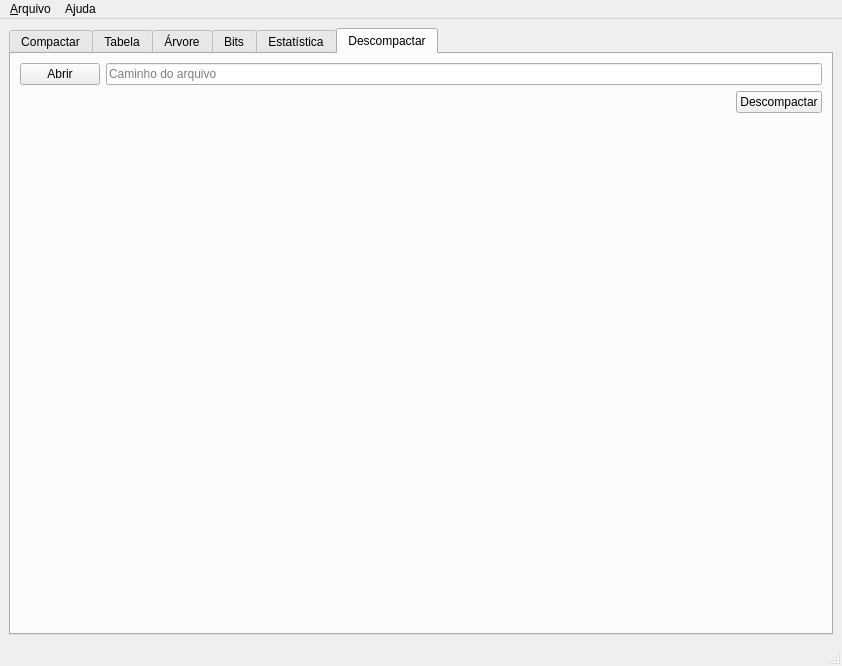
Before: the Qt Designer form mainwindow.ui in JeanBonna/Qt-HuffmanTree, drawn with Qt 5.
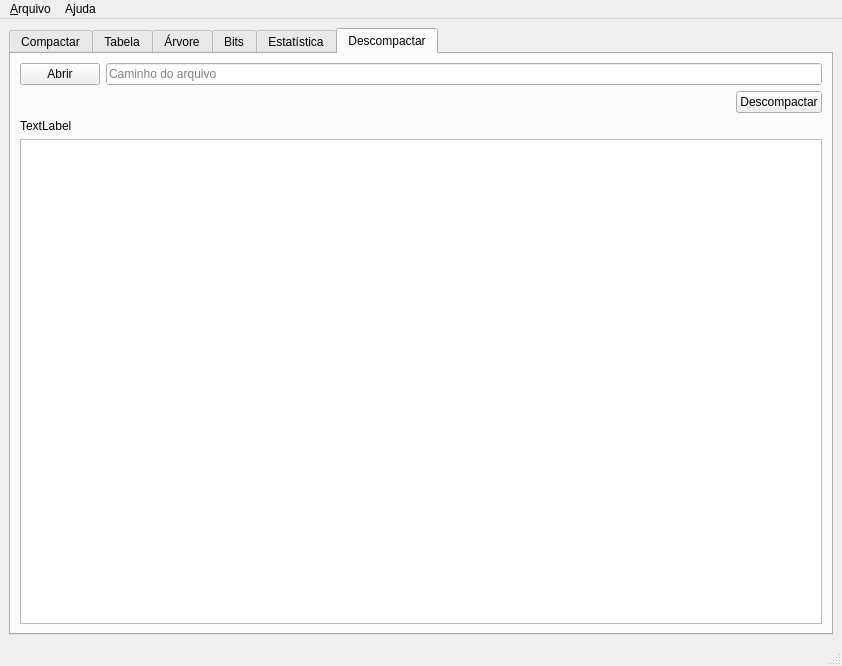
After: the same form once the commit is applied.

Commit message: feat: add initial integration with the qt gui

Diff of the .ui file:
```diff
--- a/mainwindow.ui
+++ b/mainwindow.ui
@@ -356,17 +356,14 @@
          </layout>
         </item>
         <item>
-         <spacer name="verticalSpacer">
-          <property name="orientation">
-           <enum>Qt::Orientation::Vertical</enum>
+         <widget class="QLabel" name="label_descompInfo">
+          <property name="text">
+           <string>TextLabel</string>
           </property>
-          <property name="sizeHint" stdset="0">
-           <size>
-            <width>20</width>
-            <height>40</height>
-           </size>
-          </property>
-         </spacer>
+         </widget>
+        </item>
+        <item>
+         <widget class="QPlainTextEdit" name="plainTextEdit_descomp"/>
         </item>
        </layout>
       </widget>
```
The commit also changes 7 other files.
